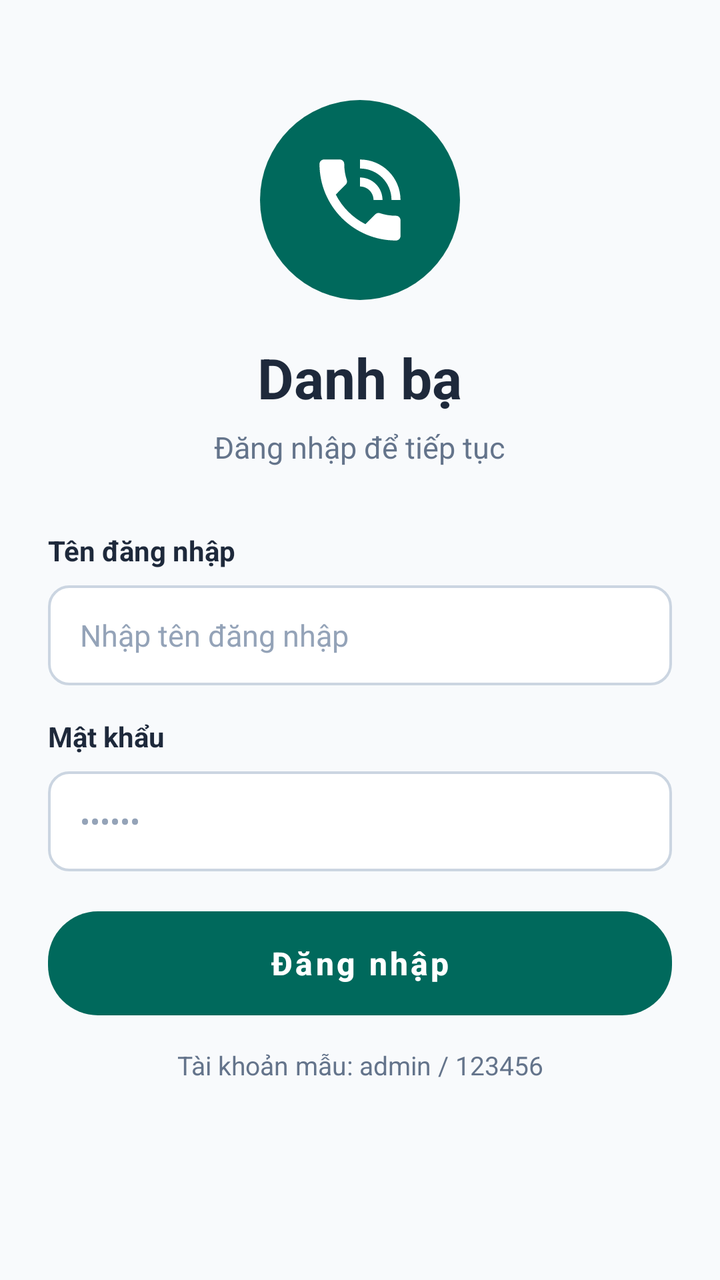
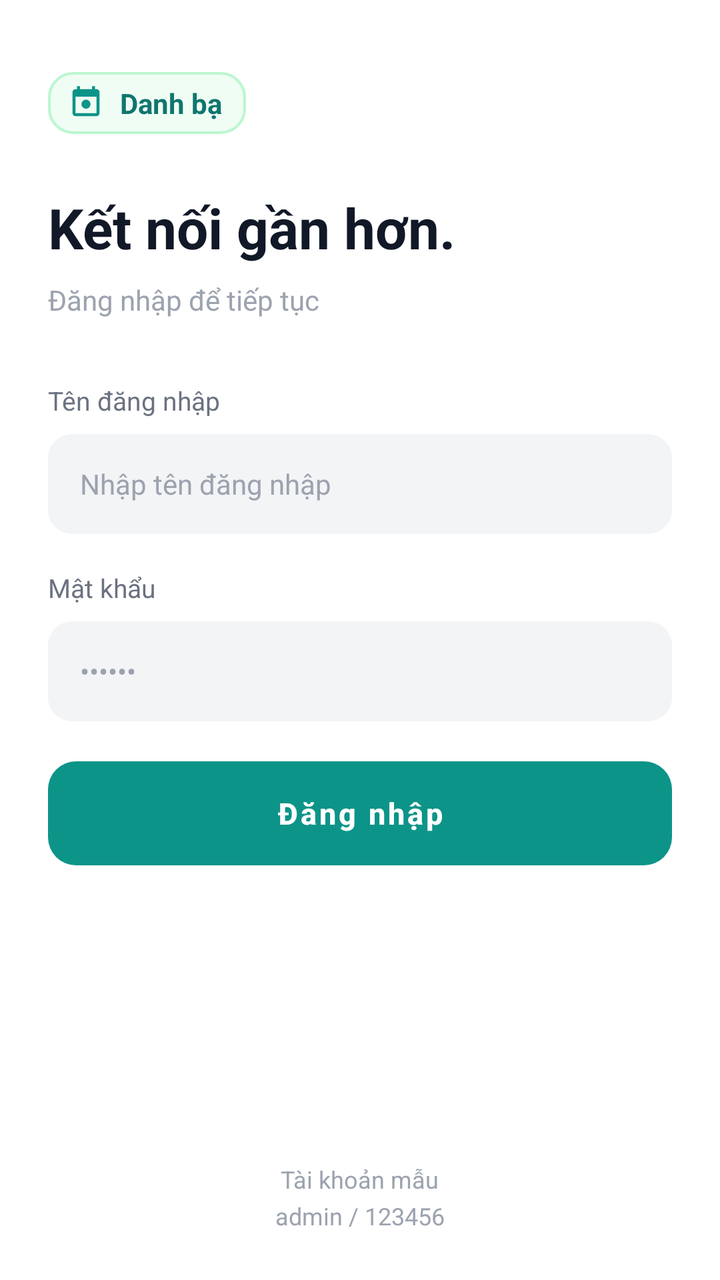

Screens rendered from an Android XML layout before and after an edit, with the pre-edit source and the edit as a unified diff.
<!-- AndroidManifest.xml: application theme Theme.QuanLyDanhBa -->
<!-- res/layout/activity_login.xml -->
<?xml version="1.0" encoding="utf-8"?>
<ScrollView xmlns:android="http://schemas.android.com/apk/res/android"
    xmlns:tools="http://schemas.android.com/tools"
    android:layout_width="match_parent"
    android:layout_height="match_parent"
    android:background="@color/bg_screen"
    android:fillViewport="true">

    <LinearLayout
        android:layout_width="match_parent"
        android:layout_height="wrap_content"
        android:gravity="center_horizontal"
        android:orientation="vertical"
        android:paddingStart="24dp"
        android:paddingTop="50dp"
        android:paddingEnd="24dp"
        android:paddingBottom="30dp">

        
        <FrameLayout
            android:layout_width="100dp"
            android:layout_height="100dp"
            android:background="@drawable/bg_circle_teal">

            <ImageView
                android:layout_width="54dp"
                android:layout_height="54dp"
                android:layout_gravity="center"
                android:contentDescription="@string/app_name"
                android:src="@drawable/ic_phone_dialer" />
        </FrameLayout>

        
        <TextView
            android:id="@+id/tvAppTitle"
            android:layout_width="wrap_content"
            android:layout_height="wrap_content"
            android:layout_marginTop="20dp"
            android:text="@string/login_title"
            android:textColor="@color/text_primary"
            android:textSize="28sp"
            android:textStyle="bold" />

        <TextView
            android:id="@+id/tvAppSubtitle"
            android:layout_width="wrap_content"
            android:layout_height="wrap_content"
            android:layout_marginTop="6dp"
            android:text="@string/login_subtitle"
            android:textColor="@color/text_secondary"
            android:textSize="15sp" />

        
        <LinearLayout
            android:layout_width="match_parent"
            android:layout_height="wrap_content"
            android:layout_marginTop="32dp"
            android:orientation="vertical">

            
            <TextView
                android:layout_width="wrap_content"
                android:layout_height="wrap_content"
                android:text="@string/username_label"
                android:textColor="@color/text_primary"
                android:textSize="14sp"
                android:textStyle="bold" />

            
            <EditText
                android:id="@+id/etUsername"
                android:layout_width="match_parent"
                android:layout_height="50dp"
                android:layout_marginTop="8dp"
                android:background="@drawable/bg_edit_text"
                android:hint="@string/username_hint"
                android:inputType="text"
                android:maxLines="1"
                android:paddingStart="16dp"
                android:paddingEnd="16dp"
                android:textColor="@color/text_primary"
                android:textColorHint="@color/text_hint"
                android:textSize="15sp" />

            
            <TextView
                android:layout_width="wrap_content"
                android:layout_height="wrap_content"
                android:layout_marginTop="16dp"
                android:text="@string/password_label"
                android:textColor="@color/text_primary"
                android:textSize="14sp"
                android:textStyle="bold" />

            
            <EditText
                android:id="@+id/etPassword"
                android:layout_width="match_parent"
                android:layout_height="50dp"
                android:layout_marginTop="8dp"
                android:background="@drawable/bg_edit_text"
                android:hint="@string/password_hint"
                android:inputType="textPassword"
                android:maxLines="1"
                android:paddingStart="16dp"
                android:paddingEnd="16dp"
                android:textColor="@color/text_primary"
                android:textColorHint="@color/text_hint"
                android:textSize="15sp" />

            
            <TextView
                android:id="@+id/tvError"
                android:layout_width="match_parent"
                android:layout_height="wrap_content"
                android:layout_marginTop="8dp"
                android:gravity="center"
                android:text="@string/login_error_invalid"
                android:textColor="@color/danger_red"
                android:textSize="13sp"
                android:visibility="gone"
                tools:visibility="visible" />

            
            <Button
                android:id="@+id/btnLogin"
                android:layout_width="match_parent"
                android:layout_height="52dp"
                android:layout_marginTop="20dp"
                android:background="@drawable/btn_teal_rounded"
                android:stateListAnimator="@null"
                android:text="@string/btn_login"
                android:textAllCaps="false"
                android:textColor="@color/white"
                android:textSize="16sp"
                android:textStyle="bold" />

            
            <TextView
                android:id="@+id/tvAccountHint"
                android:layout_width="match_parent"
                android:layout_height="wrap_content"
                android:layout_marginTop="16dp"
                android:gravity="center"
                android:text="@string/account_sample_hint"
                android:textColor="@color/text_secondary"
                android:textSize="13sp" />
        </LinearLayout>
    </LinearLayout>
</ScrollView>
<!-- resources referenced by this layout -->
<resources>
  <color name="bg_screen">#F8FAFC</color>
  <color name="danger_red">#D32F2F</color>
  <color name="text_hint">#94A3B8</color>
  <color name="text_primary">#1E293B</color>
  <color name="text_secondary">#64748B</color>
  <color name="white">#FFFFFF</color>
  <!-- drawable bg_circle_teal (drawable) -->
  <?xml version="1.0" encoding="utf-8"?>
  <shape xmlns:android="http://schemas.android.com/apk/res/android"
      android:shape="oval">
      <solid android:color="@color/primary_teal" />
  </shape>
  <!-- drawable bg_edit_text (drawable) -->
  <?xml version="1.0" encoding="utf-8"?>
  <selector xmlns:android="http://schemas.android.com/apk/res/android">
      <item android:state_focused="true">
          <shape android:shape="rectangle">
              <solid android:color="@color/input_bg" />
              <stroke android:width="2dp" android:color="@color/primary_teal" />
              <corners android:radius="10dp" />
          </shape>
      </item>
      <item>
          <shape android:shape="rectangle">
              <solid android:color="@color/input_bg" />
              <stroke android:width="1.2dp" android:color="@color/border_color" />
              <corners android:radius="10dp" />
          </shape>
      </item>
  </selector>
  <!-- drawable btn_teal_rounded (drawable) -->
  <?xml version="1.0" encoding="utf-8"?>
  <ripple xmlns:android="http://schemas.android.com/apk/res/android"
      android:color="#40FFFFFF">
      <item>
          <shape android:shape="rectangle">
              <solid android:color="@color/primary_teal" />
              <corners android:radius="25dp" />
          </shape>
      </item>
  </ripple>
  <!-- drawable ic_phone_dialer (drawable) -->
  <vector xmlns:android="http://schemas.android.com/apk/res/android"
      android:width="48dp"
      android:height="48dp"
      android:viewportWidth="24"
      android:viewportHeight="24">
      <path
          android:fillColor="#FFFFFF"
          android:pathData="M20,15.5c-1.25,0 -2.45,-0.2 -3.57,-0.57c-0.35,-0.11 -0.74,-0.03 -1.02,0.24l-2.2,2.2c-2.83,-1.44 -5.15,-3.75 -6.59,-6.58l2.2,-2.21c0.28,-0.27 0.36,-0.66 0.25,-1.01C8.7,6.45 8.5,5.25 8.5,4c0,-0.55 -0.45,-1 -1,-1H4c-0.55,0 -1,0.45 -1,1c0,9.39 7.61,17 17,17c0.55,0 1,-0.45 1,-1v-3.5c0,-0.55 -0.45,-1 -1,-1zM19,12h2c0,-4.97 -4.03,-9 -9,-9v2c3.87,0 7,3.13 7,7zm-4,0h2c0,-2.76 -2.24,-5 -5,-5v2c1.66,0 3,1.34 3,3z"/>
  </vector>
  <string name="account_sample_hint">Tài khoản mẫu: admin / 123456</string>
  <string name="app_name">Danh bạ</string>
  <string name="btn_login">Đăng nhập</string>
  <string name="login_error_invalid">Sai tên đăng nhập hoặc mật khẩu</string>
  <string name="login_subtitle">Đăng nhập để tiếp tục</string>
  <string name="login_title">Danh bạ</string>
  <string name="password_hint">••••••</string>
  <string name="password_label">Mật khẩu</string>
  <string name="username_hint">Nhập tên đăng nhập</string>
  <string name="username_label">Tên đăng nhập</string>
  <style name="Theme.QuanLyDanhBa" parent="Theme.MaterialComponents.Light.NoActionBar">
          
          <item name="colorPrimary">@color/primary_teal</item>
          <item name="colorPrimaryVariant">@color/primary_teal_dark</item>
          <item name="colorOnPrimary">@color/white</item>
          
          <item name="colorSecondary">@color/primary_teal_light</item>
          <item name="colorSecondaryVariant">@color/accent_teal</item>
          <item name="colorOnSecondary">@color/white</item>
          
          <item name="android:statusBarColor">@color/primary_teal</item>
          <item name="android:windowLightStatusBar">false</item>
      </style>
  <color name="primary_teal">#00695C</color>
  <color name="input_bg">#FFFFFF</color>
  <color name="border_color">#CBD5E1</color>
  <color name="primary_teal_dark">#004D40</color>
  <color name="primary_teal_light">#00897B</color>
  <color name="accent_teal">#26A69A</color>
</resources>

<!-- the commit's change to res/layout/activity_login.xml (unified diff, before → after) -->
@@ -9,52 +9,64 @@
     <LinearLayout
         android:layout_width="match_parent"
         android:layout_height="wrap_content"
-        android:gravity="center_horizontal"
         android:orientation="vertical"
         android:paddingStart="24dp"
-        android:paddingTop="50dp"
+        android:paddingTop="36dp"
         android:paddingEnd="24dp"
-        android:paddingBottom="30dp">
+        android:paddingBottom="24dp">
 
         
-        <FrameLayout
-            android:layout_width="100dp"
-            android:layout_height="100dp"
-            android:background="@drawable/bg_circle_teal">
+        <LinearLayout
+            android:layout_width="wrap_content"
+            android:layout_height="wrap_content"
+            android:background="@drawable/bg_badge_icon_app"
+            android:gravity="center_vertical"
+            android:orientation="horizontal"
+            android:paddingStart="10dp"
+            android:paddingTop="6dp"
+            android:paddingEnd="12dp"
+            android:paddingBottom="6dp">
 
             <ImageView
-                android:layout_width="54dp"
-                android:layout_height="54dp"
-                android:layout_gravity="center"
+                android:layout_width="18dp"
+                android:layout_height="18dp"
                 android:contentDescription="@string/app_name"
-                android:src="@drawable/ic_phone_dialer" />
-        </FrameLayout>
+                android:src="@drawable/ic_contact_book" />
+
+            <TextView
+                android:layout_width="wrap_content"
+                android:layout_height="wrap_content"
+                android:layout_marginStart="8dp"
+                android:text="@string/login_title_badge"
+                android:textColor="@color/primary_teal_dark"
+                android:textSize="14sp"
+                android:textStyle="bold" />
+        </LinearLayout>
 
         
         <TextView
-            android:id="@+id/tvAppTitle"
             android:layout_width="wrap_content"
             android:layout_height="wrap_content"
-            android:layout_marginTop="20dp"
-            android:text="@string/login_title"
+            android:layout_marginTop="28dp"
+            android:text="@string/login_main_heading"
             android:textColor="@color/text_primary"
             android:textSize="28sp"
             android:textStyle="bold" />
 
         <TextView
-            android:id="@+id/tvAppSubtitle"
             android:layout_width="wrap_content"
             android:layout_height="wrap_content"
-            android:layout_marginTop="6dp"
+            android:layout_marginTop="8dp"
             android:text="@string/login_subtitle"
-            android:textColor="@color/text_secondary"
-            android:textSize="15sp" />
+            android:textColor="@color/text_hint"
+            android:textSize="14sp" />
 
         
         <LinearLayout
             android:layout_width="match_parent"
-            android:layout_height="wrap_content"
+            android:layout_height="0dp"
             android:layout_marginTop="32dp"
+            android:layout_weight="1"
             android:orientation="vertical">
 
             
@@ -62,9 +74,8 @@
                 android:layout_width="wrap_content"
                 android:layout_height="wrap_content"
                 android:text="@string/username_label"
-                android:textColor="@color/text_primary"
-                android:textSize="14sp"
-                android:textStyle="bold" />
+                android:textColor="@color/text_secondary"
+                android:textSize="13sp" />
 
             
             <EditText
@@ -72,7 +83,7 @@
                 android:layout_width="match_parent"
                 android:layout_height="50dp"
                 android:layout_marginTop="8dp"
-                android:background="@drawable/bg_edit_text"
+                android:background="@drawable/bg_input_rounded"
                 android:hint="@string/username_hint"
                 android:inputType="text"
                 android:maxLines="1"
@@ -80,17 +91,16 @@
                 android:paddingEnd="16dp"
                 android:textColor="@color/text_primary"
                 android:textColorHint="@color/text_hint"
-                android:textSize="15sp" />
+                android:textSize="14sp" />
 
             
             <TextView
                 android:layout_width="wrap_content"
                 android:layout_height="wrap_content"
-                android:layout_marginTop="16dp"
+                android:layout_marginTop="18dp"
                 android:text="@string/password_label"
-                android:textColor="@color/text_primary"
-                android:textSize="14sp"
-                android:textStyle="bold" />
+                android:textColor="@color/text_secondary"
+                android:textSize="13sp" />
 
             
             <EditText
@@ -98,7 +108,7 @@
                 android:layout_width="match_parent"
                 android:layout_height="50dp"
                 android:layout_marginTop="8dp"
-                android:background="@drawable/bg_edit_text"
+                android:background="@drawable/bg_input_rounded"
                 android:hint="@string/password_hint"
                 android:inputType="textPassword"
                 android:maxLines="1"
@@ -106,20 +116,34 @@
                 android:paddingEnd="16dp"
                 android:textColor="@color/text_primary"
                 android:textColorHint="@color/text_hint"
-                android:textSize="15sp" />
+                android:textSize="14sp" />
 
             
-            <TextView
-                android:id="@+id/tvError"
+            <LinearLayout
+                android:id="@+id/layoutError"
                 android:layout_width="match_parent"
                 android:layout_height="wrap_content"
-                android:layout_marginTop="8dp"
-                android:gravity="center"
-                android:text="@string/login_error_invalid"
-                android:textColor="@color/danger_red"
-                android:textSize="13sp"
+                android:layout_marginTop="12dp"
+                android:gravity="center_vertical"
+                android:orientation="horizontal"
                 android:visibility="gone"
-                tools:visibility="visible" />
+                tools:visibility="visible">
+
+                <ImageView
+                    android:layout_width="16dp"
+                    android:layout_height="16dp"
+                    android:contentDescription="@null"
+                    android:src="@drawable/ic_error_circle" />
+
+                <TextView
+                    android:id="@+id/tvError"
+                    android:layout_width="wrap_content"
+                    android:layout_height="wrap_content"
+                    android:layout_marginStart="6dp"
+                    android:text="@string/login_error_invalid"
+                    android:textColor="@color/danger_red"
+                    android:textSize="13sp" />
+            </LinearLayout>
 
             
             <Button
@@ -127,24 +151,38 @@
                 android:layout_width="match_parent"
                 android:layout_height="52dp"
                 android:layout_marginTop="20dp"
-                android:background="@drawable/btn_teal_rounded"
+                android:background="@drawable/bg_button_primary"
                 android:stateListAnimator="@null"
                 android:text="@string/btn_login"
                 android:textAllCaps="false"
                 android:textColor="@color/white"
-                android:textSize="16sp"
+                android:textSize="15sp"
                 android:textStyle="bold" />
+        </LinearLayout>
 
-            
+        
+        <LinearLayout
+            android:layout_width="match_parent"
+            android:layout_height="wrap_content"
+            android:layout_marginTop="24dp"
+            android:gravity="center"
+            android:orientation="vertical">
+
             <TextView
-                android:id="@+id/tvAccountHint"
-                android:layout_width="match_parent"
+                android:layout_width="wrap_content"
                 android:layout_height="wrap_content"
-                android:layout_marginTop="16dp"
-                android:gravity="center"
-                android:text="@string/account_sample_hint"
-                android:textColor="@color/text_secondary"
-                android:textSize="13sp" />
+                android:text="@string/account_sample_title"
+                android:textColor="@color/text_hint"
+                android:textSize="12sp" />
+
+            <TextView
+                android:layout_width="wrap_content"
+                android:layout_height="wrap_content"
+                android:layout_marginTop="2dp"
+                android:text="@string/account_sample_value"
+                android:textColor="@color/text_hint"
+                android:textSize="12sp" />
         </LinearLayout>
+
     </LinearLayout>
 </ScrollView>
<!-- resource entries referenced after the edit -->
@@ -1,62 +1,75 @@
 <!-- resources referenced by this layout -->
 <resources>
-  <color name="bg_screen">#F8FAFC</color>
-  <color name="danger_red">#D32F2F</color>
-  <color name="text_hint">#94A3B8</color>
-  <color name="text_primary">#1E293B</color>
-  <color name="text_secondary">#64748B</color>
+  <color name="bg_screen">#FFFFFF</color>
+  <color name="danger_red">#EF4444</color>
+  <color name="text_hint">#9CA3AF</color>
+  <color name="text_primary">#111827</color>
+  <color name="text_secondary">#6B7280</color>
   <color name="white">#FFFFFF</color>
-  <!-- drawable bg_circle_teal (drawable) -->
+  <!-- drawable bg_badge_icon_app (drawable) -->
   <?xml version="1.0" encoding="utf-8"?>
   <shape xmlns:android="http://schemas.android.com/apk/res/android"
-      android:shape="oval">
-      <solid android:color="@color/primary_teal" />
+      android:shape="rectangle">
+      <solid android:color="#F0FDF4" />
+      <stroke android:width="1.2dp" android:color="#BBF7D0" />
+      <corners android:radius="12dp" />
   </shape>
-  <!-- drawable bg_edit_text (drawable) -->
+  <!-- drawable bg_button_primary (drawable) -->
+  <?xml version="1.0" encoding="utf-8"?>
+  <ripple xmlns:android="http://schemas.android.com/apk/res/android"
+      android:color="#33FFFFFF">
+      <item>
+          <shape android:shape="rectangle">
+              <solid android:color="@color/primary_teal" />
+              <corners android:radius="14dp" />
+          </shape>
+      </item>
+  </ripple>
+  <!-- drawable bg_input_rounded (drawable) -->
   <?xml version="1.0" encoding="utf-8"?>
   <selector xmlns:android="http://schemas.android.com/apk/res/android">
       <item android:state_focused="true">
           <shape android:shape="rectangle">
-              <solid android:color="@color/input_bg" />
-              <stroke android:width="2dp" android:color="@color/primary_teal" />
-              <corners android:radius="10dp" />
+              <solid android:color="@color/bg_input" />
+              <stroke android:width="1.5dp" android:color="@color/primary_teal" />
+              <corners android:radius="12dp" />
           </shape>
       </item>
       <item>
           <shape android:shape="rectangle">
-              <solid android:color="@color/input_bg" />
-              <stroke android:width="1.2dp" android:color="@color/border_color" />
-              <corners android:radius="10dp" />
+              <solid android:color="@color/bg_input" />
+              <corners android:radius="12dp" />
           </shape>
       </item>
   </selector>
-  <!-- drawable btn_teal_rounded (drawable) -->
-  <?xml version="1.0" encoding="utf-8"?>
-  <ripple xmlns:android="http://schemas.android.com/apk/res/android"
-      android:color="#40FFFFFF">
-      <item>
-          <shape android:shape="rectangle">
-              <solid android:color="@color/primary_teal" />
-              <corners android:radius="25dp" />
-          </shape>
-      </item>
-  </ripple>
-  <!-- drawable ic_phone_dialer (drawable) -->
+  <!-- drawable ic_contact_book (drawable) -->
   <vector xmlns:android="http://schemas.android.com/apk/res/android"
-      android:width="48dp"
-      android:height="48dp"
+      android:width="20dp"
+      android:height="20dp"
       android:viewportWidth="24"
       android:viewportHeight="24">
       <path
-          android:fillColor="#FFFFFF"
-          android:pathData="M20,15.5c-1.25,0 -2.45,-0.2 -3.57,-0.57c-0.35,-0.11 -0.74,-0.03 -1.02,0.24l-2.2,2.2c-2.83,-1.44 -5.15,-3.75 -6.59,-6.58l2.2,-2.21c0.28,-0.27 0.36,-0.66 0.25,-1.01C8.7,6.45 8.5,5.25 8.5,4c0,-0.55 -0.45,-1 -1,-1H4c-0.55,0 -1,0.45 -1,1c0,9.39 7.61,17 17,17c0.55,0 1,-0.45 1,-1v-3.5c0,-0.55 -0.45,-1 -1,-1zM19,12h2c0,-4.97 -4.03,-9 -9,-9v2c3.87,0 7,3.13 7,7zm-4,0h2c0,-2.76 -2.24,-5 -5,-5v2c1.66,0 3,1.34 3,3z"/>
+          android:fillColor="@color/primary_teal"
+          android:pathData="M19,3h-1V1h-2v2H8V1H6v2H5C3.9,3 3,3.9 3,5v14c0,1.1 0.9,2 2,2h14c1.1,0 2,-0.9 2,-2V5C21,3.9 20.1,3 19,3zM19,19H5V8h14V19zM12,10c1.66,0 3,1.34 3,3s-1.34,3 -3,3s-3,-1.34 -3,-3S10.34,10 12,10z"/>
   </vector>
-  <string name="account_sample_hint">Tài khoản mẫu: admin / 123456</string>
+  <!-- drawable ic_error_circle (drawable) -->
+  <vector xmlns:android="http://schemas.android.com/apk/res/android"
+      android:width="16dp"
+      android:height="16dp"
+      android:viewportWidth="24"
+      android:viewportHeight="24">
+      <path
+          android:fillColor="@color/danger_red"
+          android:pathData="M12,2C6.48,2 2,6.48 2,12s4.48,10 10,10 10,-4.48 10,-10S17.52,2 12,2zM13,17h-2v-2h2V17zM13,13h-2V7h2V13z"/>
+  </vector>
+  <string name="account_sample_title">Tài khoản mẫu</string>
+  <string name="account_sample_value">admin / 123456</string>
   <string name="app_name">Danh bạ</string>
   <string name="btn_login">Đăng nhập</string>
   <string name="login_error_invalid">Sai tên đăng nhập hoặc mật khẩu</string>
+  <string name="login_main_heading">Kết nối gần hơn.</string>
   <string name="login_subtitle">Đăng nhập để tiếp tục</string>
-  <string name="login_title">Danh bạ</string>
+  <string name="login_title_badge">Danh bạ</string>
   <string name="password_hint">••••••</string>
   <string name="password_label">Mật khẩu</string>
   <string name="username_hint">Nhập tên đăng nhập</string>
@@ -68,17 +81,14 @@
           <item name="colorOnPrimary">@color/white</item>
           
           <item name="colorSecondary">@color/primary_teal_light</item>
-          <item name="colorSecondaryVariant">@color/accent_teal</item>
           <item name="colorOnSecondary">@color/white</item>
           
-          <item name="android:statusBarColor">@color/primary_teal</item>
-          <item name="android:windowLightStatusBar">false</item>
+          <item name="android:statusBarColor">@color/white</item>
+          <item name="android:windowLightStatusBar">true</item>
       </style>
-  <color name="primary_teal">#00695C</color>
-  <color name="input_bg">#FFFFFF</color>
-  <color name="border_color">#CBD5E1</color>
-  <color name="primary_teal_dark">#004D40</color>
-  <color name="primary_teal_light">#00897B</color>
-  <color name="accent_teal">#26A69A</color>
+  <color name="primary_teal">#0D9488</color>
+  <color name="bg_input">#F3F4F6</color>
+  <color name="primary_teal_dark">#0F766E</color>
+  <color name="primary_teal_light">#14B8A6</color>
 </resources>
 
